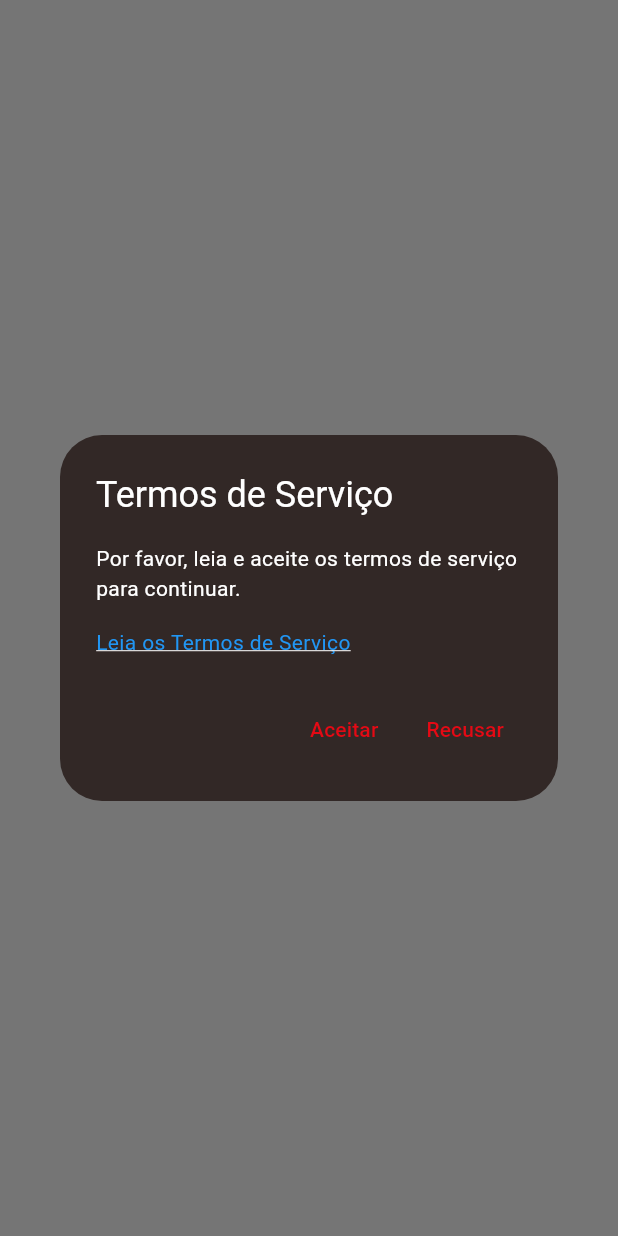
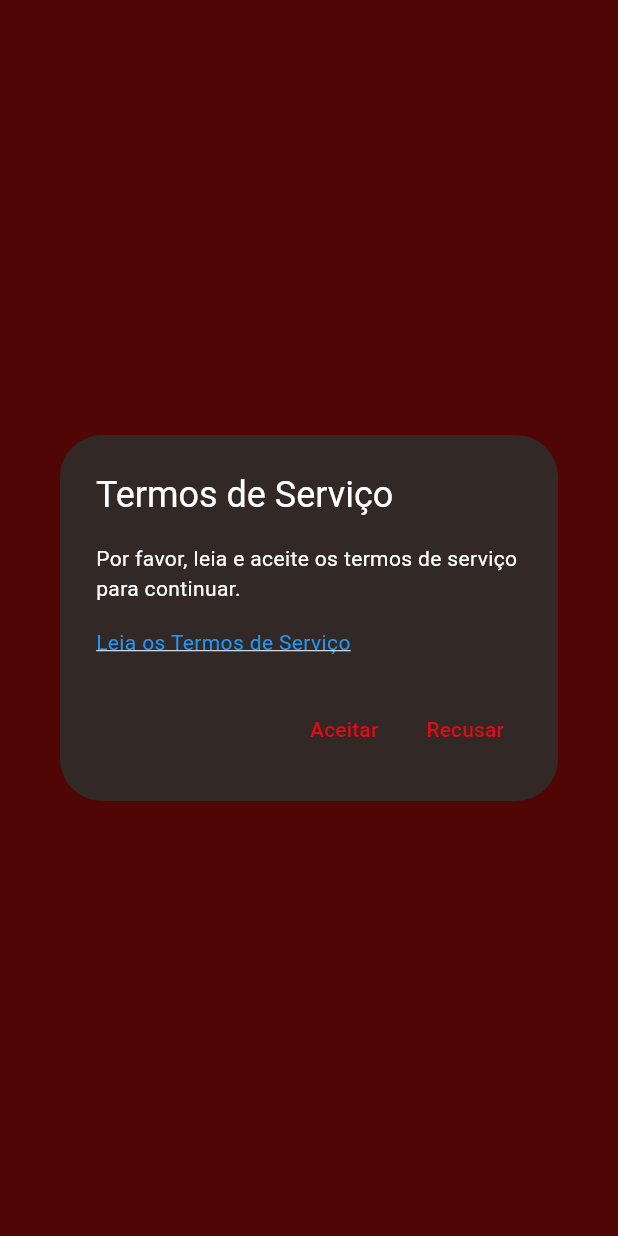
Before and after one commit to jhonnylucius/net_drinks, a Flutter app: the screen it shows after launch, on a phone screen of 412 x 824 dp. Run offline on Flutter 3.47's test engine with Material 3 defaults, Android fonts, the phone set to English and light mode, and no system bars; our stand-ins replace cloud_firestore, dio, firebase_auth, firebase_core, flutter_i18n, flutter_signin_button and 8 more; missing offline and left inert: translator; accounts and stored records are empty; generated files the repository leaves out were written again.

Commit message:
altera cores de fundo das páginas na tela inicial para um tom mais escuro

```diff
--- a/app_netdrinks/lib/main.dart
+++ b/app_netdrinks/lib/main.dart
@@ -244,21 +244,21 @@ class InitialScreenState extends State<InitialScreen> {
             physics: const NeverScrollableScrollPhysics(),
             children: [
               Container(
-                  color: const Color.fromARGB(255, 255, 255, 255),
+                  color: const Color.fromARGB(255, 177, 13, 13),
                   child: Center(
                       child: Text(
                     " ",
                     style: TextStyle(color: Colors.white),
                   ))),
               Container(
-                  color: const Color.fromARGB(255, 255, 255, 255),
+                  color: const Color.fromARGB(255, 177, 13, 13),
                   child: Center(
                       child: Text(
                     " ",
                     style: TextStyle(color: Colors.white),
                   ))),
               Container(
-                  color: const Color.fromARGB(255, 250, 250, 250),
+                  color: const Color.fromARGB(255, 177, 13, 13),
                   child: Center(
                       child: Text(
                     " ",
```
